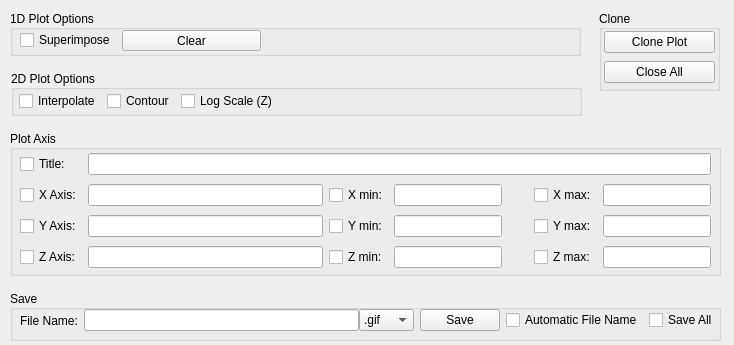
Above: slsDetectorGui/forms/form_tab_plot.ui from slsdetectorgroup/slsDetectorPackage before the change. Below: the same form after it.
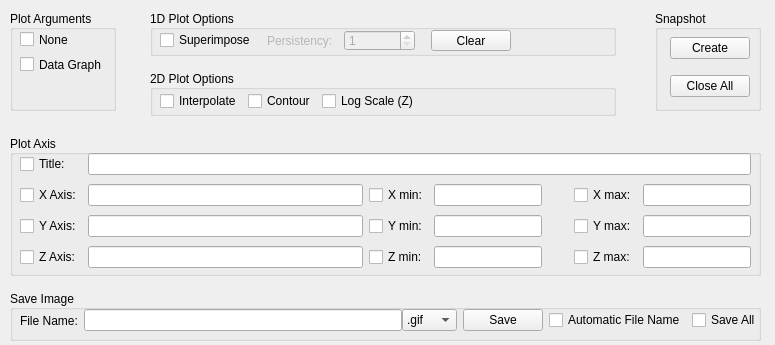
That is the form after the change.

```diff
--- a/slsDetectorGui/forms/form_tab_plot.ui
+++ b/slsDetectorGui/forms/form_tab_plot.ui
@@ -6,7 +6,7 @@
    <rect>
     <x>0</x>
     <y>0</y>
-    <width>734</width>
+    <width>775</width>
     <height>345</height>
    </rect>
   </property>
@@ -35,9 +35,9 @@
    <property name="geometry">
     <rect>
      <x>10</x>
-     <y>130</y>
-     <width>711</width>
-     <height>146</height>
+     <y>135</y>
+     <width>751</width>
+     <height>141</height>
     </rect>
    </property>
    <property name="title">
@@ -53,8 +53,8 @@
     <property name="geometry">
      <rect>
       <x>10</x>
-      <y>20</y>
-      <width>691</width>
+      <y>15</y>
+      <width>731</width>
       <height>121</height>
      </rect>
     </property>
@@ -288,9 +288,9 @@
   <widget class="QGroupBox" name="box2D">
    <property name="geometry">
     <rect>
-     <x>11</x>
+     <x>150</x>
      <y>70</y>
-     <width>571</width>
+     <width>466</width>
      <height>46</height>
     </rect>
    </property>
@@ -306,15 +306,21 @@
    <widget class="QWidget" name="gridLayoutWidget_5">
     <property name="geometry">
      <rect>
-      <x>8</x>
+      <x>10</x>
       <y>20</y>
-      <width>551</width>
+      <width>451</width>
       <height>22</height>
      </rect>
     </property>
     <layout class="QGridLayout" name="gridLayout_5">
      <item row="0" column="0">
       <widget class="QCheckBox" name="chkInterpolate">
+       <property name="sizePolicy">
+        <sizepolicy hsizetype="Fixed" vsizetype="Fixed">
+         <horstretch>0</horstretch>
+         <verstretch>0</verstretch>
+        </sizepolicy>
+       </property>
        <property name="text">
         <string>Interpolate</string>
        </property>
@@ -322,6 +328,12 @@
      </item>
      <item row="0" column="1">
       <widget class="QCheckBox" name="chkContour">
+       <property name="sizePolicy">
+        <sizepolicy hsizetype="Fixed" vsizetype="Fixed">
+         <horstretch>0</horstretch>
+         <verstretch>0</verstretch>
+        </sizepolicy>
+       </property>
        <property name="text">
         <string>Contour</string>
        </property>
@@ -329,6 +341,12 @@
      </item>
      <item row="0" column="2">
       <widget class="QCheckBox" name="chkLogz">
+       <property name="sizePolicy">
+        <sizepolicy hsizetype="Fixed" vsizetype="Fixed">
+         <horstretch>0</horstretch>
+         <verstretch>0</verstretch>
+        </sizepolicy>
+       </property>
        <property name="text">
         <string>Log Scale (Z)</string>
        </property>
@@ -339,9 +357,12 @@
        <property name="orientation">
         <enum>Qt::Horizontal</enum>
        </property>
+       <property name="sizeType">
+        <enum>QSizePolicy::Fixed</enum>
+       </property>
        <property name="sizeHint" stdset="0">
         <size>
-         <width>40</width>
+         <width>210</width>
          <height>20</height>
         </size>
        </property>
@@ -353,9 +374,9 @@
   <widget class="QGroupBox" name="box1D">
    <property name="geometry">
     <rect>
-     <x>10</x>
+     <x>150</x>
      <y>10</y>
-     <width>571</width>
+     <width>466</width>
      <height>46</height>
     </rect>
    </property>
@@ -491,7 +512,7 @@
      <rect>
       <x>10</x>
       <y>20</y>
-      <width>641</width>
+      <width>371</width>
       <height>21</height>
      </rect>
     </property>
@@ -503,10 +524,10 @@
        </property>
       </widget>
      </item>
-     <item row="0" column="1">
+     <item row="0" column="5">
       <widget class="QPushButton" name="btnClear">
        <property name="sizePolicy">
-        <sizepolicy hsizetype="Expanding" vsizetype="Fixed">
+        <sizepolicy hsizetype="Fixed" vsizetype="Fixed">
          <horstretch>0</horstretch>
          <verstretch>0</verstretch>
         </sizepolicy>
@@ -519,7 +540,7 @@
        </property>
       </widget>
      </item>
-     <item row="0" column="2">
+     <item row="0" column="6">
       <spacer name="horizontalSpacer">
        <property name="orientation">
         <enum>Qt::Horizontal</enum>
@@ -529,7 +550,71 @@
        </property>
        <property name="sizeHint" stdset="0">
         <size>
-         <width>400</width>
+         <width>20</width>
+         <height>10</height>
+        </size>
+       </property>
+      </spacer>
+     </item>
+     <item row="0" column="3">
+      <widget class="QSpinBox" name="spinBox">
+       <property name="enabled">
+        <bool>false</bool>
+       </property>
+       <property name="sizePolicy">
+        <sizepolicy hsizetype="Minimum" vsizetype="Maximum">
+         <horstretch>0</horstretch>
+         <verstretch>0</verstretch>
+        </sizepolicy>
+       </property>
+       <property name="minimum">
+        <number>1</number>
+       </property>
+       <property name="maximum">
+        <number>10</number>
+       </property>
+       <property name="value">
+        <number>1</number>
+       </property>
+      </widget>
+     </item>
+     <item row="0" column="2">
+      <widget class="QLabel" name="label">
+       <property name="enabled">
+        <bool>false</bool>
+       </property>
+       <property name="text">
+        <string>Persistency:</string>
+       </property>
+      </widget>
+     </item>
+     <item row="0" column="1">
+      <spacer name="horizontalSpacer_4">
+       <property name="orientation">
+        <enum>Qt::Horizontal</enum>
+       </property>
+       <property name="sizeType">
+        <enum>QSizePolicy::Fixed</enum>
+       </property>
+       <property name="sizeHint" stdset="0">
+        <size>
+         <width>5</width>
+         <height>10</height>
+        </size>
+       </property>
+      </spacer>
+     </item>
+     <item row="0" column="4">
+      <spacer name="horizontalSpacer_5">
+       <property name="orientation">
+        <enum>Qt::Horizontal</enum>
+       </property>
+       <property name="sizeType">
+        <enum>QSizePolicy::Fixed</enum>
+       </property>
+       <property name="sizeHint" stdset="0">
+        <size>
+         <width>10</width>
          <height>10</height>
         </size>
        </property>
@@ -545,12 +630,12 @@
     <rect>
      <x>10</x>
      <y>290</y>
-     <width>711</width>
+     <width>751</width>
      <height>51</height>
     </rect>
    </property>
    <property name="title">
-    <string>Save</string>
+    <string>Save Image</string>
    </property>
    <property name="alignment">
     <set>Qt::AlignLeading|Qt::AlignLeft|Qt::AlignVCenter</set>
@@ -563,7 +648,7 @@
      <rect>
       <x>10</x>
       <y>15</y>
-      <width>698</width>
+      <width>741</width>
       <height>31</height>
      </rect>
     </property>
@@ -676,14 +761,14 @@
    </property>
    <property name="geometry">
     <rect>
-     <x>599</x>
+     <x>655</x>
      <y>10</y>
-     <width>121</width>
-     <height>81</height>
+     <width>106</width>
+     <height>101</height>
     </rect>
    </property>
    <property name="title">
-    <string>Clone</string>
+    <string>Snapshot</string>
    </property>
    <property name="alignment">
     <set>Qt::AlignLeading|Qt::AlignLeft|Qt::AlignVCenter</set>
@@ -695,25 +780,28 @@
     <property name="geometry">
      <rect>
       <x>5</x>
-      <y>10</y>
-      <width>111</width>
+      <y>19</y>
+      <width>101</width>
       <height>76</height>
      </rect>
     </property>
     <layout class="QGridLayout" name="gridLayout_2">
+     <property name="horizontalSpacing">
+      <number>28</number>
+     </property>
+     <property name="verticalSpacing">
+      <number>8</number>
+     </property>
      <property name="topMargin">
-      <number>9</number>
+      <number>0</number>
      </property>
      <property name="bottomMargin">
-      <number>9</number>
-     </property>
-     <property name="verticalSpacing">
-      <number>-1</number>
+      <number>0</number>
      </property>
      <item row="0" column="0">
       <widget class="QPushButton" name="btnClone">
        <property name="sizePolicy">
-        <sizepolicy hsizetype="Preferred" vsizetype="Fixed">
+        <sizepolicy hsizetype="Fixed" vsizetype="Fixed">
          <horstretch>0</horstretch>
          <verstretch>0</verstretch>
         </sizepolicy>
@@ -722,14 +810,14 @@
         <enum>Qt::NoFocus</enum>
        </property>
        <property name="text">
-        <string>Clone Plot</string>
+        <string>Create</string>
        </property>
       </widget>
      </item>
      <item row="1" column="0">
       <widget class="QPushButton" name="btnCloseClones">
        <property name="sizePolicy">
-        <sizepolicy hsizetype="Preferred" vsizetype="Fixed">
+        <sizepolicy hsizetype="Fixed" vsizetype="Fixed">
          <horstretch>0</horstretch>
          <verstretch>0</verstretch>
         </sizepolicy>
@@ -745,6 +833,54 @@
     </layout>
    </widget>
   </widget>
+  <widget class="QGroupBox" name="groupBox_3">
+   <property name="enabled">
+    <bool>true</bool>
+   </property>
+   <property name="geometry">
+    <rect>
+     <x>10</x>
+     <y>10</y>
+     <width>106</width>
+     <height>101</height>
+    </rect>
+   </property>
+   <property name="title">
+    <string>Plot Arguments</string>
+   </property>
+   <property name="alignment">
+    <set>Qt::AlignLeading|Qt::AlignLeft|Qt::AlignVCenter</set>
+   </property>
+   <property name="flat">
+    <bool>false</bool>
+   </property>
+   <widget class="QWidget" name="gridLayoutWidget_4">
+    <property name="geometry">
+     <rect>
+      <x>10</x>
+      <y>20</y>
+      <width>91</width>
+      <height>44</height>
+     </rect>
+    </property>
+    <layout class="QGridLayout" name="gridLayout_4">
+     <item row="0" column="0">
+      <widget class="QCheckBox" name="chktest1D_2">
+       <property name="text">
+        <string>None</string>
+       </property>
+      </widget>
+     </item>
+     <item row="1" column="0">
+      <widget class="QCheckBox" name="chktest1D_3">
+       <property name="text">
+        <string>Data Graph</string>
+       </property>
+      </widget>
+     </item>
+    </layout>
+   </widget>
+  </widget>
  </widget>
  <resources/>
  <connections/>
```
Left out of the diff: 2 changed lines with no effect on the pictures.
